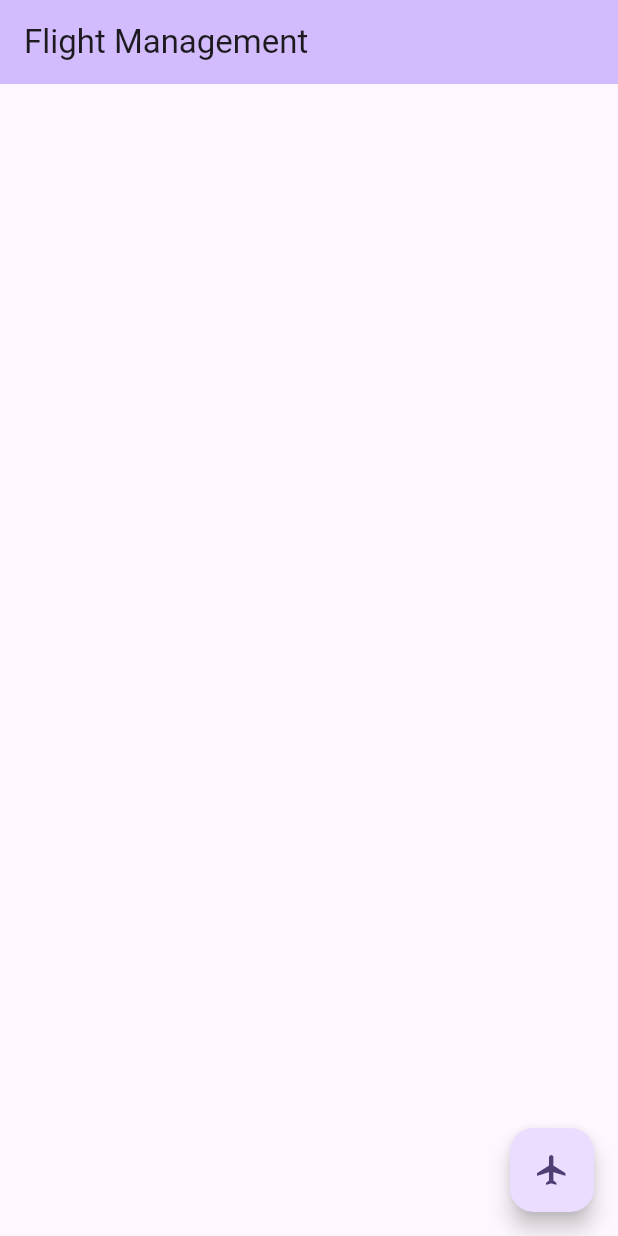
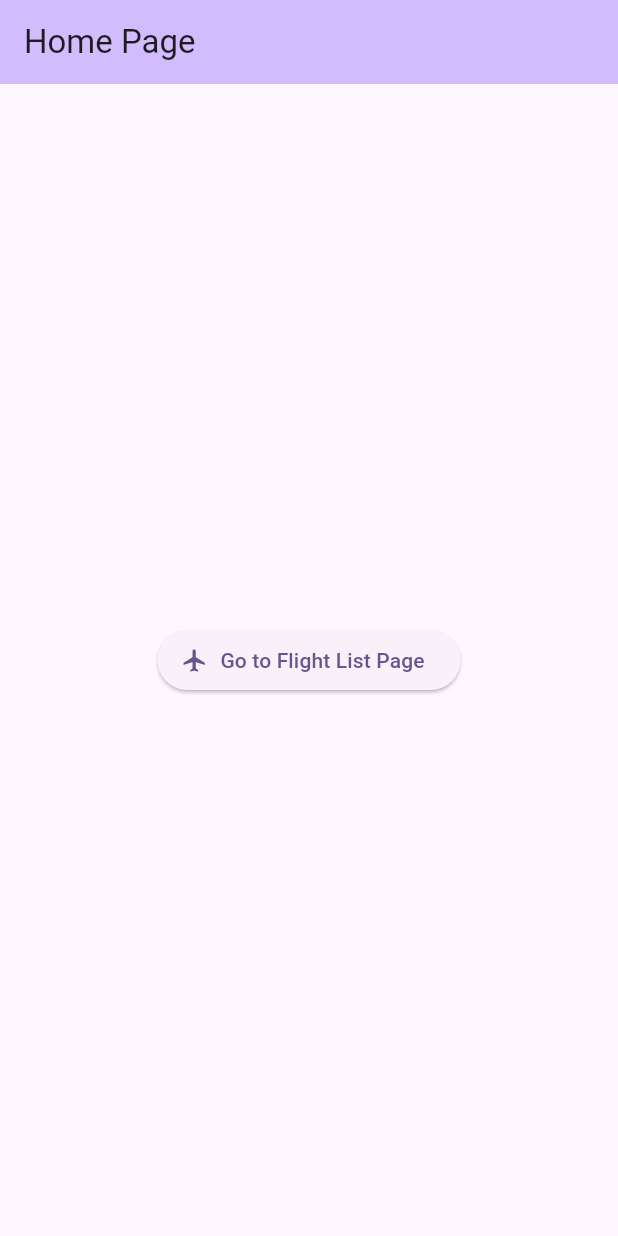
Before and after one commit to Wrub0002/CST2335-Final-Project, a Flutter app: the screen it shows after launch, on a phone screen of 412 x 824 dp. Run offline on Flutter 3.47's test engine with Material 3 defaults, Android fonts, the phone set to English and light mode, and no system bars; our stand-ins replace floor, sqflite; missing offline and left inert: encrypted_shared_preferences; accounts and stored records are empty; generated files the repository leaves out were written again.

Commit message:
Main Hopefully fixed for easier intergration

```diff
--- a/lib/main.dart
+++ b/lib/main.dart
@@ -4,25 +4,11 @@ import 'flight_list_dao.dart';
 import 'flight_list_db.dart';
 import 'encrypted_preferences.dart'; // Import the EncryptedPreferences class
 
-void main() async {
-  WidgetsFlutterBinding.ensureInitialized();
-
-  // Initialize the database
-  final database = await $FloorFlightDatabase.databaseBuilder('flight_database.db').build();
-  final flightDao = database.flightDao;
-
-  // Initialize encrypted preferences
-  final encryptedPrefs = EncryptedPreferences();
-
-  runApp(MyApp(flightDao: flightDao, encryptedPrefs: encryptedPrefs));
+void main() {
+  runApp(MyApp());
 }
 
 class MyApp extends StatelessWidget {
-  final FlightDao flightDao;
-  final EncryptedPreferences encryptedPrefs;
-
-  const MyApp({super.key, required this.flightDao, required this.encryptedPrefs});
-
   @override
   Widget build(BuildContext context) {
     return MaterialApp(
@@ -31,18 +17,12 @@ class MyApp extends StatelessWidget {
         colorScheme: ColorScheme.fromSeed(seedColor: Colors.deepPurple),
         useMaterial3: true,
       ),
-      home: MyHomePage(title: 'Flight Management', flightDao: flightDao, encryptedPrefs: encryptedPrefs),
+      home: MyHomePage(),
     );
   }
 }
 
 class MyHomePage extends StatefulWidget {
-  final FlightDao flightDao;
-  final EncryptedPreferences encryptedPrefs;
-
-  const MyHomePage({super.key, required this.title, required this.flightDao, required this.encryptedPrefs});
-  final String title;
-
   @override
   State<MyHomePage> createState() => _MyHomePageState();
 }
@@ -53,30 +33,34 @@ class _MyHomePageState extends State<MyHomePage> {
     return Scaffold(
       appBar: AppBar(
         backgroundColor: Theme.of(context).colorScheme.inversePrimary,
-        title: Text(widget.title),
+        title: Text('Home Page'),
       ),
       body: Center(
         child: Column(
+          mainAxisAlignment: MainAxisAlignment.center,
           children: <Widget>[
-            // Your content here
+            ElevatedButton.icon(
+              onPressed: _navigateToFlightListPage,
+              icon: const Icon(Icons.flight),
+              label: const Text('Go to Flight List Page'),
+            ),
+            // Add more buttons for other pages if needed
           ],
         ),
-      ),
-      floatingActionButton: FloatingActionButton(
-        onPressed: _flightPage,
-        tooltip: 'Flights',
-        child: const Icon(Icons.flight),
       ),
     );
   }
 
-  void _flightPage() {
+  void _navigateToFlightListPage() async {
+    final database = await $FloorFlightDatabase.databaseBuilder('flight_database.db').build();
+    final flightDao = database.flightDao;
+    final encryptedPrefs = EncryptedPreferences();
     Navigator.push(
       context,
       MaterialPageRoute(
         builder: (context) => FlightListPage(
-          flightDao: widget.flightDao,
-          encryptedPrefs: widget.encryptedPrefs,
+          flightDao: flightDao,
+          encryptedPrefs: encryptedPrefs,
         ),
       ),
     );
```
